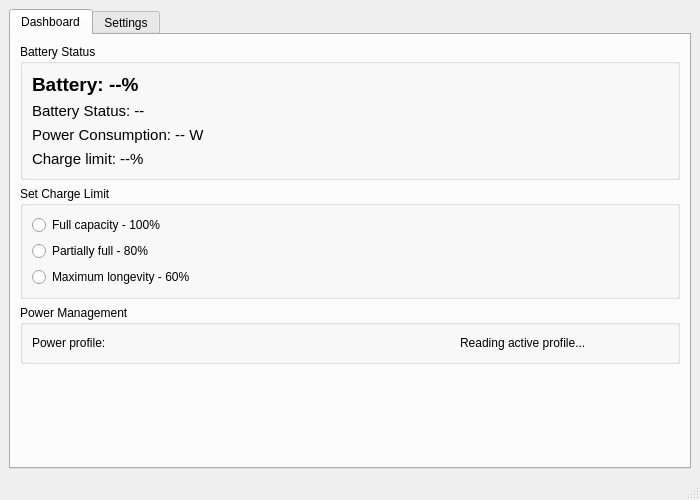
The window that mainwindow.ui (AumPauskar/powerqt) describes before a commit, drawn with Qt 5.
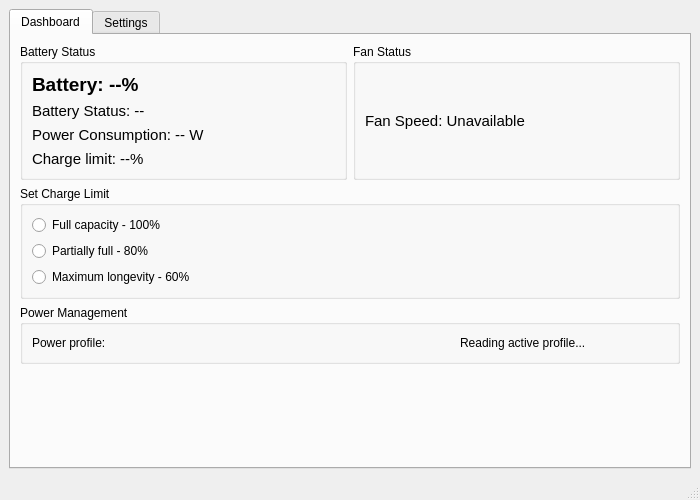
The same window after the commit.

Commit message: added fan speeds

Patch:
```diff
--- a/mainwindow.ui
+++ b/mainwindow.ui
@@ -26,7 +26,9 @@
        </attribute>
        <layout class="QVBoxLayout" name="dashboardLayout">
         <item>
-         <widget class="QGroupBox" name="batteryOverviewGroup">
+         <layout class="QHBoxLayout" name="dashboardStatusLayout">
+          <item>
+           <widget class="QGroupBox" name="batteryOverviewGroup">
           <property name="title">
            <string>Battery Status</string>
           </property>
@@ -81,7 +83,30 @@
             </widget>
            </item>
           </layout>
-         </widget>
+           </widget>
+          </item>
+          <item>
+           <widget class="QGroupBox" name="fanStatusGroup">
+            <property name="title">
+             <string>Fan Status</string>
+            </property>
+            <layout class="QVBoxLayout" name="fanStatusLayout">
+             <item>
+              <widget class="QLabel" name="fanSpeed">
+               <property name="font">
+                <font>
+                 <pointsize>11</pointsize>
+                </font>
+               </property>
+               <property name="text">
+                <string>Fan Speed: Unavailable</string>
+               </property>
+              </widget>
+             </item>
+            </layout>
+           </widget>
+          </item>
+         </layout>
         </item>
         <item>
          <widget class="QGroupBox" name="batterySetup">
```
The commit also changes 3 other files.
